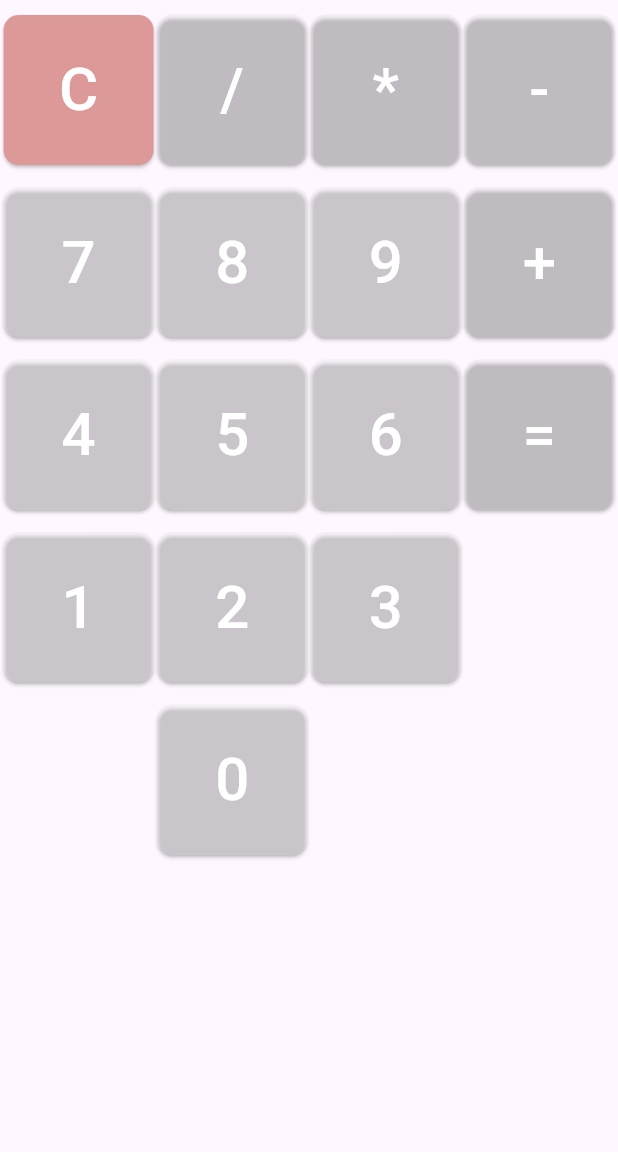
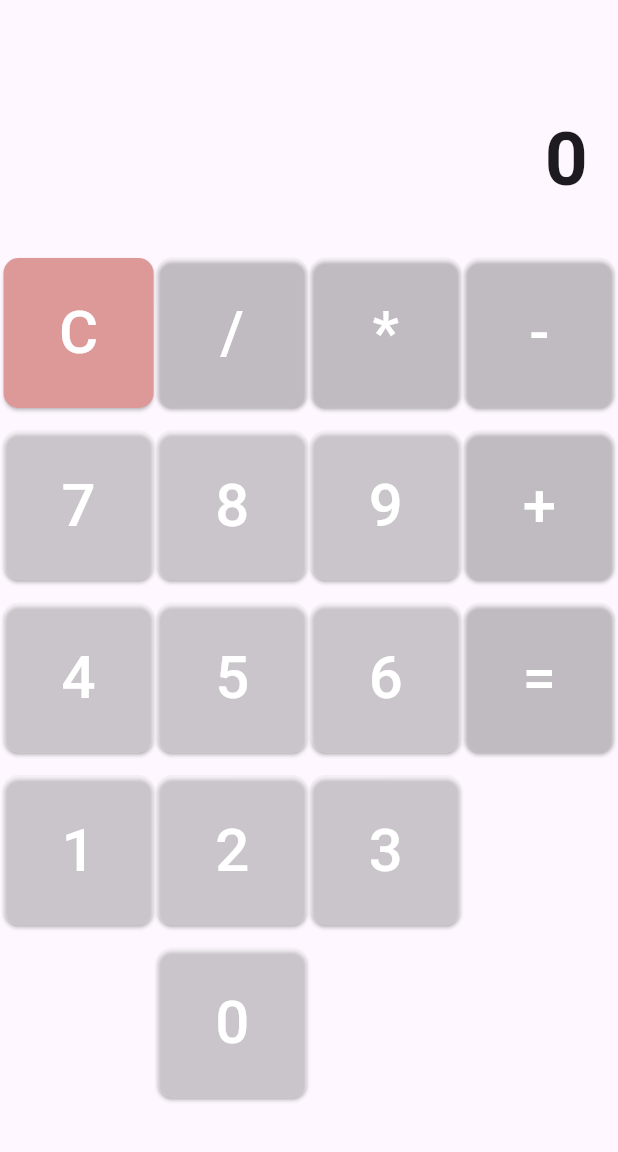
Before and after one commit to mikhailova-klavdia/flutter-practice, a Flutter app: the screen it shows after launch, on a phone screen of 412 x 824 dp, the part 84-1236 px from its top. Run offline on Flutter 3.47's test engine with Material 3 defaults, Android fonts, the phone set to English and light mode, and no system bars; our stand-ins replace math_expressions.

Commit message:
added display or result + input

```diff
--- a/lib/main.dart
+++ b/lib/main.dart
@@ -65,6 +65,17 @@ class _CalculatorState extends State<Calculator> {
 
       body: Column(
         children: [
+          Container(
+            width: double.infinity,
+            padding: const EdgeInsets.all(20),
+            alignment: Alignment.bottomRight,
+            child: Column(
+              children: [
+                Text(input, style: const TextStyle(fontSize: 35, color: Colors.black54),),
+                Text(result, style: const TextStyle(fontSize: 50, fontWeight: FontWeight.bold)),
+              ],
+            )
+          ),
           CalculatorButtons(onButtonClick: onButtonClick),
         ],
       ),
```
